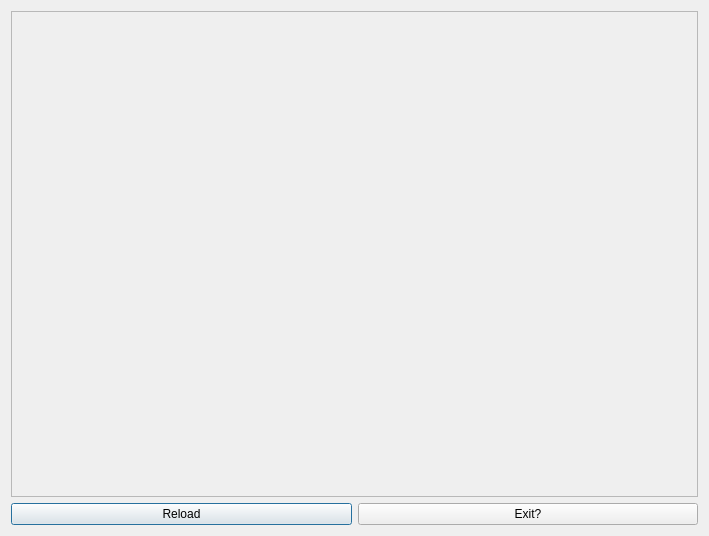
The window that ui/graph.ui (ArJKloek/FlowControl) describes before a commit, drawn with Qt 5.
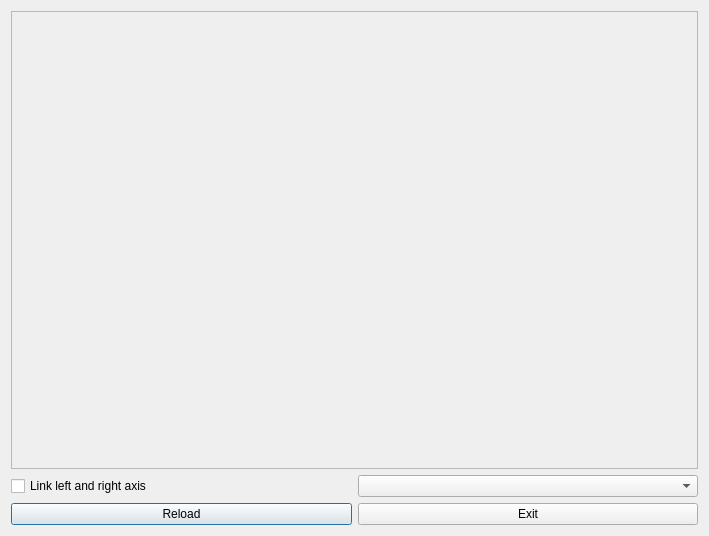
The same window after the commit.

Commit message: added buttons to graph for link hydrogen

The edit to the form file:
```diff
--- a/ui/graph.ui
+++ b/ui/graph.ui
@@ -24,19 +24,29 @@
      </property>
     </widget>
    </item>
-   <item row="1" column="0">
-    <widget class="QPushButton" name="pushButton">
+   <item row="2" column="0">
+    <widget class="QPushButton" name="pb_reload">
      <property name="text">
       <string>Reload</string>
      </property>
     </widget>
    </item>
+   <item row="2" column="1">
+    <widget class="QPushButton" name="pb_close">
+     <property name="text">
+      <string>Exit</string>
+     </property>
+    </widget>
+   </item>
+   <item row="1" column="0">
+    <widget class="QCheckBox" name="cb_axis_linked">
+     <property name="text">
+      <string>Link left and right axis</string>
+     </property>
+    </widget>
+   </item>
    <item row="1" column="1">
-    <widget class="QPushButton" name="pushButton_2">
-     <property name="text">
-      <string>Exit?</string>
-     </property>
-    </widget>
+    <widget class="QComboBox" name="cb_time"/>
    </item>
   </layout>
  </widget>
```
The commit also changes 1 other file.
